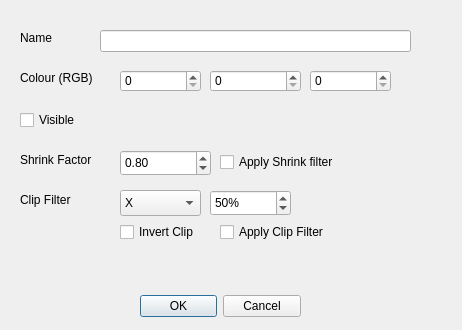
First picture: the form in partpropertiesdialog.ui, repository br-je/2025_group_8, before the edit.
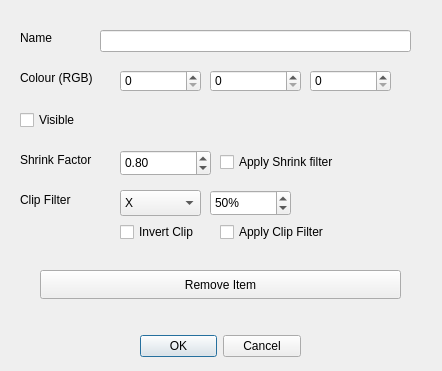
Second picture: the form after the edit.

Commit message: Add remove item control to properties dialog

```diff
--- a/partpropertiesdialog.ui
+++ b/partpropertiesdialog.ui
@@ -6,8 +6,8 @@
    <rect>
     <x>0</x>
     <y>0</y>
-    <width>462</width>
-    <height>330</height>
+    <width>442</width>
+    <height>371</height>
    </rect>
   </property>
   <property name="windowTitle">
@@ -17,7 +17,7 @@
    <property name="geometry">
     <rect>
      <x>140</x>
-     <y>290</y>
+     <y>330</y>
      <width>161</width>
      <height>32</height>
     </rect>
@@ -257,6 +257,19 @@
     <string>Invert Clip</string>
    </property>
   </widget>
+  <widget class="QPushButton" name="removeSelected">
+   <property name="geometry">
+    <rect>
+     <x>40</x>
+     <y>270</y>
+     <width>361</width>
+     <height>29</height>
+    </rect>
+   </property>
+   <property name="text">
+    <string>Remove Item</string>
+   </property>
+  </widget>
  </widget>
  <resources/>
  <connections>
```
The commit also changes 3 other files.
